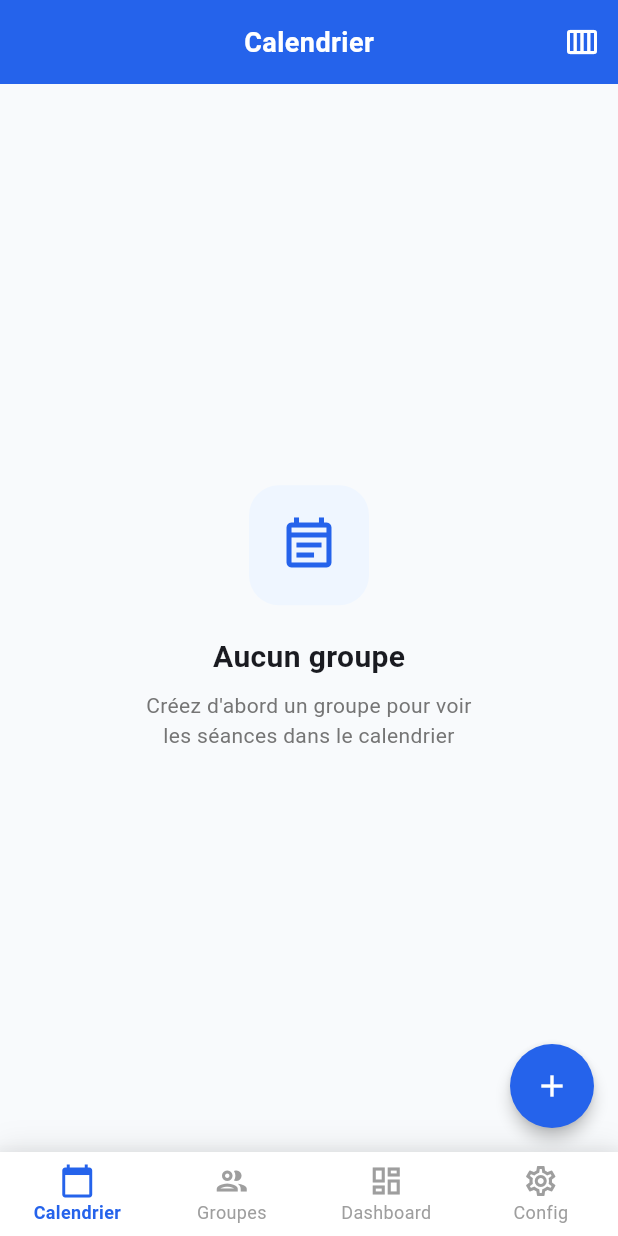
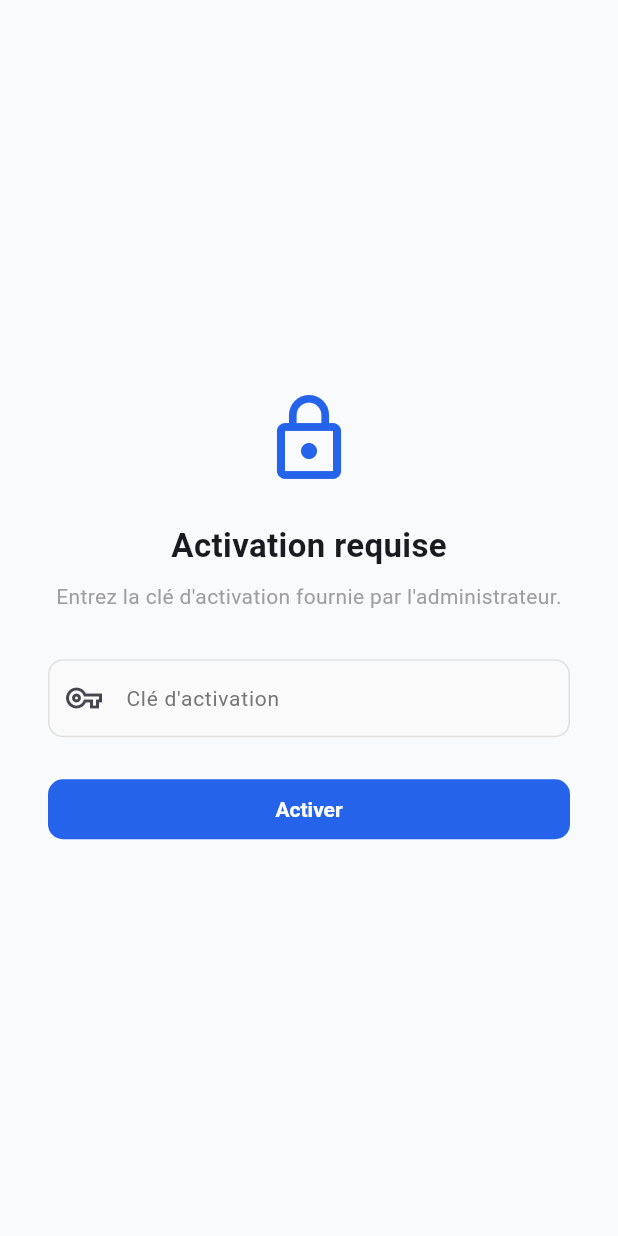
Before and after one commit to ziedmeddeb/calendrier_etudes, a Flutter app: the screen it shows after launch, on a phone screen of 412 x 824 dp. Run offline on Flutter 3.47's test engine with Material 3 defaults, Android fonts, the phone set to English and light mode, and no system bars; our stand-ins replace cloud_firestore, device_info_plus, firebase_auth, firebase_core, flutter_local_notifications, flutter_secure_storage and 5 more; accounts and stored records are empty; generated files the repository leaves out were written again.

Commit message:
added activation key

```diff
--- /dev/null
+++ b/lib/activation_screen.dart
@@ -0,0 +1,124 @@
+import 'package:flutter/material.dart';
+import 'services/auth_service.dart';
+
+class ActivationScreen extends StatefulWidget {
+  final VoidCallback onActivated;
+  const ActivationScreen({super.key, required this.onActivated});
+
+  @override
+  State<ActivationScreen> createState() => _ActivationScreenState();
+}
+
+class _ActivationScreenState extends State<ActivationScreen> {
+  final _controller = TextEditingController();
+  String? _error;
+  bool _loading = false;
+
+  Future<void> _activate() async {
+    final key = _controller.text.trim();
+    if (key.isEmpty) {
+      setState(() => _error = 'Veuillez entrer une clé d\'activation.');
+      return;
+    }
+    setState(() {
+      _loading = true;
+      _error = null;
+    });
+    final result = await AuthService.instance.activate(key);
+    if (!mounted) return;
+    switch (result) {
+      case ActivationResult.success:
+        widget.onActivated();
+        break;
+      case ActivationResult.keyNotFound:
+        setState(() {
+          _loading = false;
+          _error = 'Clé invalide.';
+        });
+        break;
+      case ActivationResult.keyAlreadyUsed:
+        setState(() {
+          _loading = false;
+          _error = 'Cette clé a déjà été utilisée.';
+        });
+        break;
+      case ActivationResult.networkError:
+        setState(() {
+          _loading = false;
+          _error = 'Erreur réseau. Vérifiez votre connexion.';
+        });
+        break;
+    }
+  }
+
+  @override
+  Widget build(BuildContext context) {
+    return Scaffold(
+      body: SafeArea(
+        child: Center(
+          child: SingleChildScrollView(
+            padding: const EdgeInsets.symmetric(horizontal: 32),
+            child: Column(
+              mainAxisSize: MainAxisSize.min,
+              children: [
+                const Icon(Icons.lock_outline, size: 64, color: Color(0xFF2563EB)),
+                const SizedBox(height: 24),
+                const Text(
+                  'Activation requise',
+                  style: TextStyle(fontSize: 22, fontWeight: FontWeight.bold),
+                ),
+                const SizedBox(height: 8),
+                const Text(
+                  'Entrez la clé d\'activation fournie par l\'administrateur.',
+                  textAlign: TextAlign.center,
+                  style: TextStyle(color: Colors.grey),
+                ),
+                const SizedBox(height: 32),
+                TextField(
+                  controller: _controller,
+                  decoration: const InputDecoration(
+                    labelText: 'Clé d\'activation',
+                    prefixIcon: Icon(Icons.vpn_key_outlined),
+                  ),
+                  enabled: !_loading,
+                  onSubmitted: (_) => _activate(),
+                ),
+                if (_error != null) ...[
+                  const SizedBox(height: 12),
+                  Text(
+                    _error!,
+                    style: const TextStyle(color: Colors.red),
+                    textAlign: TextAlign.center,
+                  ),
+                ],
+                const SizedBox(height: 24),
+                SizedBox(
+                  width: double.infinity,
+                  child: ElevatedButton(
+                    onPressed: _loading ? null : _activate,
+                    child: _loading
+                        ? const SizedBox(
+                            height: 18,
+                            width: 18,
+                            child: CircularProgressIndicator(
+                              strokeWidth: 2,
+                              color: Colors.white,
+                            ),
+                          )
+                        : const Text('Activer'),
+                  ),
+                ),
+              ],
+            ),
+          ),
+        ),
+      ),
+    );
+  }
+
+  @override
+  void dispose() {
+    _controller.dispose();
+    super.dispose();
+  }
+}
--- a/lib/main.dart
+++ b/lib/main.dart
@@ -13,6 +13,9 @@ import 'package:flutter_localizations/flutter_localizations.dart';
 import 'package:firebase_core/firebase_core.dart';
 import 'firebase_options.dart';
 import 'services/notification_service.dart';
+import 'services/auth_service.dart';
+import 'activation_screen.dart';
+import 'locked_screen.dart';
 
 Future<void> main() async {
   WidgetsFlutterBinding.ensureInitialized();
@@ -265,10 +268,65 @@ class MyApp extends StatelessWidget {
             const Locale('en'),
           ],
           locale: const Locale('fr'),
-          home: HomeScreen(),
+          home: const AppGate(),
         ),
       ),
     );
+  }
+}
+
+enum _AppState { loading, notActivated, locked, ready }
+
+class AppGate extends StatefulWidget {
+  const AppGate({super.key});
+
+  @override
+  State<AppGate> createState() => _AppGateState();
+}
+
+class _AppGateState extends State<AppGate> {
+  _AppState _state = _AppState.loading;
+
+  @override
+  void initState() {
+    super.initState();
+    _checkState();
+  }
+
+  Future<void> _checkState() async {
+    setState(() => _state = _AppState.loading);
+    final activated = await AuthService.instance.isActivated();
+    if (!mounted) return;
+    if (!activated) {
+      setState(() => _state = _AppState.notActivated);
+      return;
+    }
+    final binding = await AuthService.instance.verifyBinding();
+    if (!mounted) return;
+    if (binding == 'cloned') {
+      setState(() => _state = _AppState.locked);
+    } else if (binding == null) {
+      setState(() => _state = _AppState.ready);
+    } else {
+      // 'revoked' or 'not_activated': wipe already called if revoked
+      setState(() => _state = _AppState.notActivated);
+    }
+  }
+
+  @override
+  Widget build(BuildContext context) {
+    switch (_state) {
+      case _AppState.loading:
+        return const Scaffold(
+          body: Center(child: CircularProgressIndicator()),
+        );
+      case _AppState.notActivated:
+        return ActivationScreen(onActivated: _checkState);
+      case _AppState.locked:
+        return const LockedScreen();
+      case _AppState.ready:
+        return HomeScreen();
+    }
   }
 }
 
--- a/pubspec.yaml
+++ b/pubspec.yaml
@@ -23,6 +23,8 @@ dependencies:
   intl: ^0.20.2
   permission_handler: ^11.3.1
   cloud_firestore: ^5.6.0
+  firebase_auth: ^5.0.0
+  flutter_secure_storage: ^9.0.0
   crypto: ^3.0.6
   device_info_plus: ^11.2.0
 
```
Also changed, not shown: lib/locked_screen.dart (added, +36 -0 lines), lib/services/auth_service.dart (added, +198 -0 lines), lib/services/sync_service.dart (+6 -39 lines), .claude/settings.local.json (added), pubspec.lock, 7 other files.
